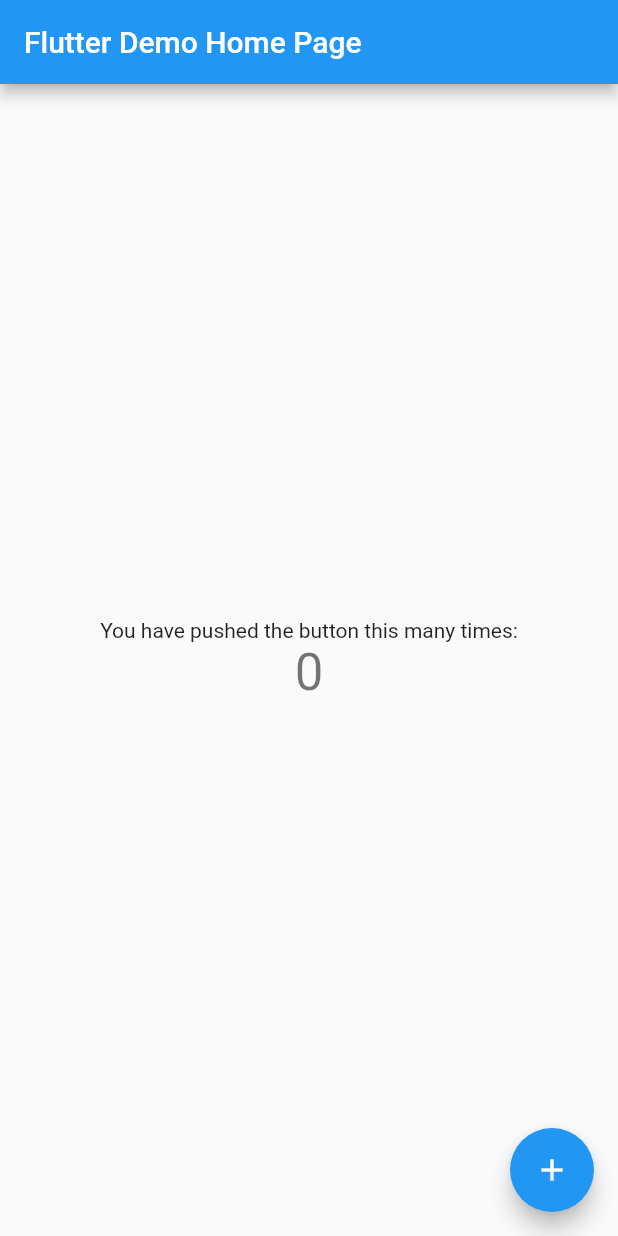
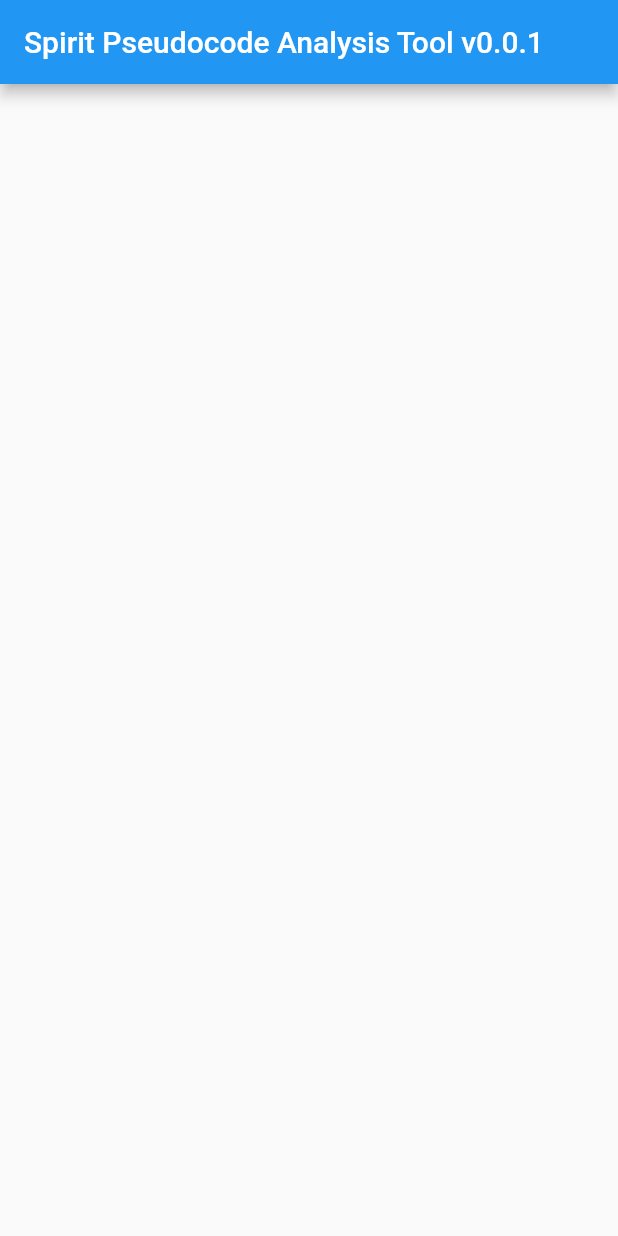
Before and after one commit to KOOKIIEStudios/Spirit-PacketPuller, a Flutter app: the screen it shows after launch, on a phone screen of 412 x 824 dp. Run offline on Flutter 3.47's test engine with Material 2 defaults, Android fonts, the phone set to English and light mode, and no system bars; our stand-ins replace logger.

```diff
--- /dev/null
+++ b/SpiritPacketPuller/lib/app.dart
@@ -0,0 +1,18 @@
+// App: the main structure that encloses everything.
+import 'package:flutter/material.dart';
+import 'package:logger/logger.dart';
+import 'home.dart';
+
+var logger = Logger(
+    printer: PrettyPrinter()
+);
+
+class App extends StatelessWidget{
+  @override
+  Widget build(BuildContext context) {
+    logger.i("Now fetching the home screen...");
+    return MaterialApp(
+      home: Home(),
+    );
+  }
+}
--- /dev/null
+++ b/SpiritPacketPuller/lib/home.dart
@@ -0,0 +1,24 @@
+// Home: Main (and only) window.
+import 'package:flutter/material.dart';
+import 'package:logger/logger.dart';
+
+var logger = Logger(
+    printer: PrettyPrinter()
+);
+
+class Home extends StatelessWidget {
+  @override
+  Widget build(BuildContext context) {
+    // TODO: Add mutable List = List from Models (reference)
+    // TODO: Add 2 mutable Lists, for storing Input and Output (spread)
+    // var list2 = [...list1];
+
+    return Scaffold(
+      appBar: AppBar(
+        // TODO: Refactor text to a constants file
+        title: Text('Spirit Pseudocode Analysis Tool v0.0.1'),
+      ),
+      body: Text(''),
+    );
+  }
+}
--- a/SpiritPacketPuller/lib/main.dart
+++ b/SpiritPacketPuller/lib/main.dart
@@ -1,113 +1,5 @@
+// Initialise...
 import 'package:flutter/material.dart';
+import 'app.dart';
 
-void main() {
-  runApp(MyApp());
-}
-
-class MyApp extends StatelessWidget {
-  // This widget is the root of your application.
-  @override
-  Widget build(BuildContext context) {
-    return MaterialApp(
-      title: 'Flutter Demo',
-      theme: ThemeData(
-        // This is the theme of your application.
-        //
-        // Try running your application with "flutter run". You'll see the
-        // application has a blue toolbar. Then, without quitting the app, try
-        // changing the primarySwatch below to Colors.green and then invoke
-        // "hot reload" (press "r" in the console where you ran "flutter run",
-        // or simply save your changes to "hot reload" in a Flutter IDE).
-        // Notice that the counter didn't reset back to zero; the application
-        // is not restarted.
-        primarySwatch: Colors.blue,
-      ),
-      home: MyHomePage(title: 'Flutter Demo Home Page'),
-    );
-  }
-}
-
-class MyHomePage extends StatefulWidget {
-  MyHomePage({Key key, this.title}) : super(key: key);
-
-  // This widget is the home page of your application. It is stateful, meaning
-  // that it has a State object (defined below) that contains fields that affect
-  // how it looks.
-
-  // This class is the configuration for the state. It holds the values (in this
-  // case the title) provided by the parent (in this case the App widget) and
-  // used by the build method of the State. Fields in a Widget subclass are
-  // always marked "final".
-
-  final String title;
-
-  @override
-  _MyHomePageState createState() => _MyHomePageState();
-}
-
-class _MyHomePageState extends State<MyHomePage> {
-  int _counter = 0;
-
-  void _incrementCounter() {
-    setState(() {
-      // This call to setState tells the Flutter framework that something has
-      // changed in this State, which causes it to rerun the build method below
-      // so that the display can reflect the updated values. If we changed
-      // _counter without calling setState(), then the build method would not be
-      // called again, and so nothing would appear to happen.
-      _counter++;
-    });
-  }
-
-  @override
-  Widget build(BuildContext context) {
-    // This method is rerun every time setState is called, for instance as done
-    // by the _incrementCounter method above.
-    //
-    // The Flutter framework has been optimized to make rerunning build methods
-    // fast, so that you can just rebuild anything that needs updating rather
-    // than having to individually change instances of widgets.
-    return Scaffold(
-      appBar: AppBar(
-        // Here we take the value from the MyHomePage object that was created by
-        // the App.build method, and use it to set our appbar title.
-        title: Text(widget.title),
-      ),
-      body: Center(
-        // Center is a layout widget. It takes a single child and positions it
-        // in the middle of the parent.
-        child: Column(
-          // Column is also a layout widget. It takes a list of children and
-          // arranges them vertically. By default, it sizes itself to fit its
-          // children horizontally, and tries to be as tall as its parent.
-          //
-          // Invoke "debug painting" (press "p" in the console, choose the
-          // "Toggle Debug Paint" action from the Flutter Inspector in Android
-          // Studio, or the "Toggle Debug Paint" command in Visual Studio Code)
-          // to see the wireframe for each widget.
-          //
-          // Column has various properties to control how it sizes itself and
-          // how it positions its children. Here we use mainAxisAlignment to
-          // center the children vertically; the main axis here is the vertical
-          // axis because Columns are vertical (the cross axis would be
-          // horizontal).
-          mainAxisAlignment: MainAxisAlignment.center,
-          children: <Widget>[
-            Text(
-              'You have pushed the button this many times:',
-            ),
-            Text(
-              '$_counter',
-              style: Theme.of(context).textTheme.headline4,
-            ),
-          ],
-        ),
-      ),
-      floatingActionButton: FloatingActionButton(
-        onPressed: _incrementCounter,
-        tooltip: 'Increment',
-        child: Icon(Icons.add),
-      ), // This trailing comma makes auto-formatting nicer for build methods.
-    );
-  }
-}
+void main() => runApp(App());
--- a/SpiritPacketPuller/pubspec.yaml
+++ b/SpiritPacketPuller/pubspec.yaml
@@ -1,5 +1,5 @@
 name: SpiritPacketPuller
-description: A new Flutter project.
+description: Analyses IDA-generated pseudocode for packet structure and upcodes. A Flutter-based re-implementation of the GUI implementation of MaplePacketPuller. WINDOWS SPECIFC.
 
 # The following line prevents the package from being accidentally published to
 # pub.dev using `pub publish`. This is preferred for private packages.
@@ -23,7 +23,9 @@ environment:
 dependencies:
   flutter:
     sdk: flutter
-
+  lint: ^1.3.0
+  dependencies:
+  logger: ^0.9.4
 
   # The following adds the Cupertino Icons font to your application.
   # Use with the CupertinoIcons class for iOS style icons.
```
Also changed, not shown: 2 other files.
